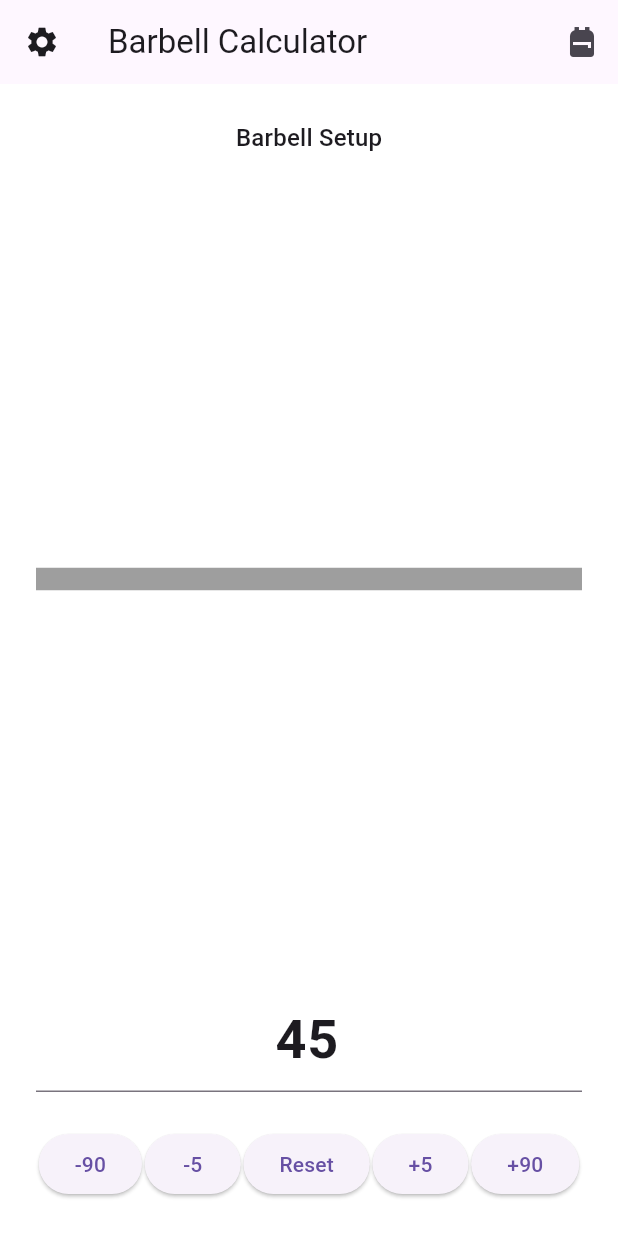
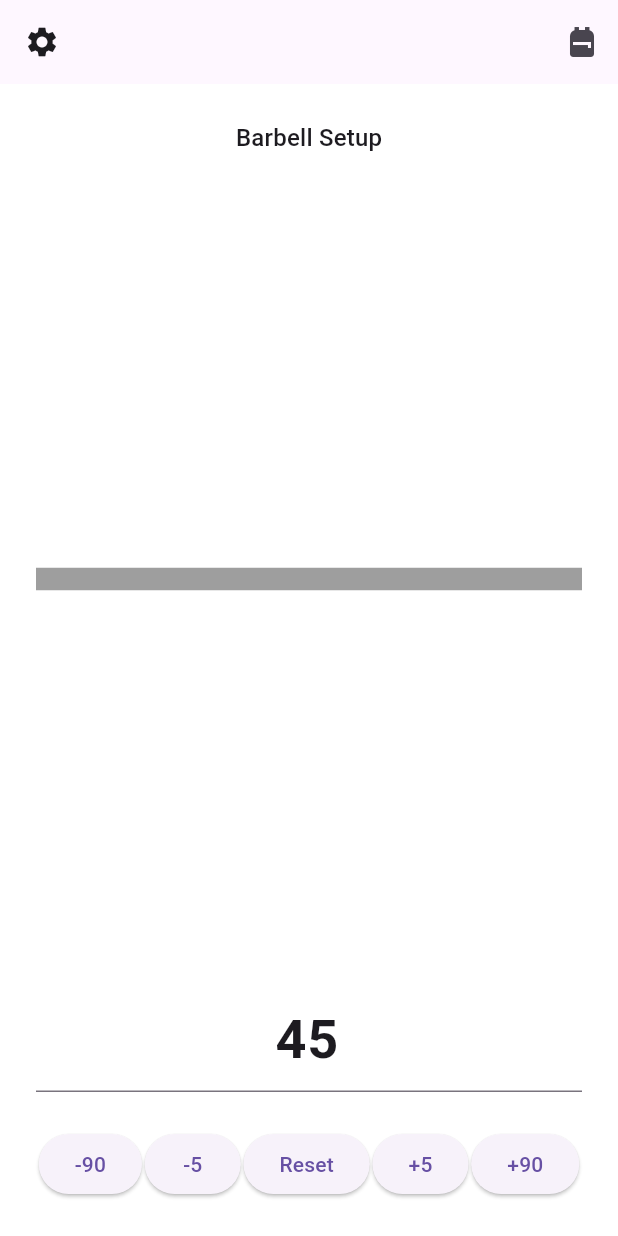
Before and after one commit to Baggins5066/barbellCalculator, a Flutter app: the screen it shows after launch, on a phone screen of 412 x 824 dp. Run offline on Flutter 3.47's test engine with Material 3 defaults, Android fonts, the phone set to English and light mode, and no system bars.

Commit message:
Text at the top removed

```diff
--- a/barbell_calculator/lib/main.dart
+++ b/barbell_calculator/lib/main.dart
@@ -122,7 +122,7 @@
   Widget build(BuildContext context) {
     return Scaffold(
       appBar: AppBar(
-        title: const Text('Barbell Calculator'),
+        title: null, // Removed the "Barbell Calculator" text
         leading: IconButton(
           icon: const Icon(Icons.settings),
           onPressed: () {
```
